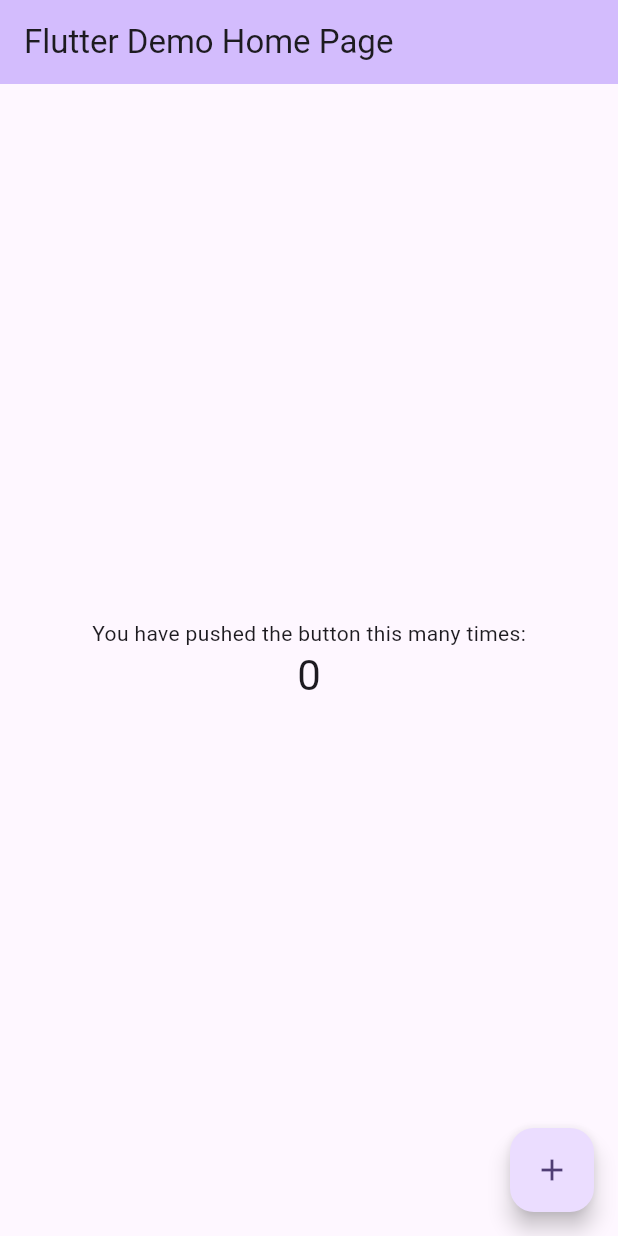
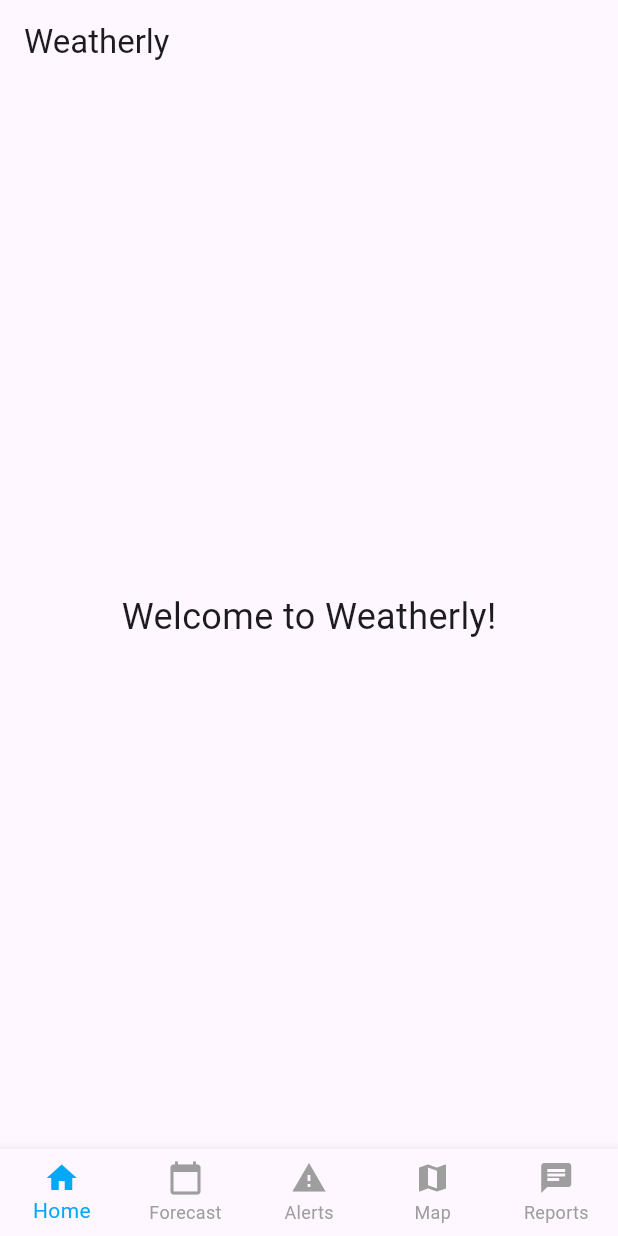
Before and after one commit to Sharmake-gif/Weather_app, a Flutter app: the screen it shows after launch, on a phone screen of 412 x 824 dp. Run offline on Flutter 3.47's test engine with Material 3 defaults, Android fonts, the phone set to English and light mode, and no system bars; our stand-ins replace firebase_core; accounts and stored records are empty.

Commit message:
added the home page and other pages now just have to add the data for the weatherly app

```diff
--- /dev/null
+++ b/lib/alerts_screen.dart
@@ -0,0 +1,11 @@
+import 'package:flutter/material.dart';
+
+class AlertsScreen extends StatelessWidget {
+  @override
+  Widget build(BuildContext context) {
+    return Scaffold(
+      appBar: AppBar(title: Text('Weatherly - Alerts')),
+      body: Center(child: Text('Weather Alerts Settings')),
+    );
+  }
+}
--- /dev/null
+++ b/lib/forecast_screen.dart
@@ -0,0 +1,11 @@
+import 'package:flutter/material.dart';
+
+class ForecastScreen extends StatelessWidget {
+  @override
+  Widget build(BuildContext context) {
+    return Scaffold(
+      appBar: AppBar(title: Text('Weatherly - Forecast')),
+      body: Center(child: Text('Hourly and 7-Day Forecast')),
+    );
+  }
+}
--- /dev/null
+++ b/lib/home_screen.dart
@@ -0,0 +1,54 @@
+import 'package:flutter/material.dart';
+import 'home_view.dart';
+import 'forecast_screen.dart';
+import 'alerts_screen.dart';
+import 'map_screen.dart';
+import 'reports_screen.dart';
+
+class HomeScreen extends StatefulWidget {
+  @override
+  _HomeScreenState createState() => _HomeScreenState();
+}
+
+class _HomeScreenState extends State<HomeScreen> {
+  int _currentIndex = 0;
+
+  final List<Widget> _screens = [
+    HomeView(),
+    ForecastScreen(),
+    AlertsScreen(),
+    MapScreen(),
+    ReportsScreen(),
+  ];
+
+  void _onTabTapped(int index) {
+    setState(() {
+      _currentIndex = index;
+    });
+  }
+
+  @override
+  Widget build(BuildContext context) {
+    return Scaffold(
+      appBar: AppBar(title: Text('Weatherly')),
+      body: _screens[_currentIndex],
+      bottomNavigationBar: BottomNavigationBar(
+        type: BottomNavigationBarType.fixed,
+        currentIndex: _currentIndex,
+        selectedItemColor: Colors.lightBlue,
+        unselectedItemColor: Colors.grey,
+        onTap: _onTabTapped,
+        items: const [
+          BottomNavigationBarItem(icon: Icon(Icons.home), label: 'Home'),
+          BottomNavigationBarItem(
+            icon: Icon(Icons.calendar_today),
+            label: 'Forecast',
+          ),
+          BottomNavigationBarItem(icon: Icon(Icons.warning), label: 'Alerts'),
+          BottomNavigationBarItem(icon: Icon(Icons.map), label: 'Map'),
+          BottomNavigationBarItem(icon: Icon(Icons.chat), label: 'Reports'),
+        ],
+      ),
+    );
+  }
+}
--- /dev/null
+++ b/lib/home_view.dart
@@ -0,0 +1,10 @@
+import 'package:flutter/material.dart';
+
+class HomeView extends StatelessWidget {
+  @override
+  Widget build(BuildContext context) {
+    return Center(
+      child: Text('Welcome to Weatherly!', style: TextStyle(fontSize: 24)),
+    );
+  }
+}
--- a/lib/main.dart
+++ b/lib/main.dart
@@ -1,122 +1,18 @@
 import 'package:flutter/material.dart';
+import 'home_screen.dart';
 
 void main() {
-  runApp(const MyApp());
+  runApp(MyApp());
 }
 
 class MyApp extends StatelessWidget {
-  const MyApp({super.key});
-
-  // This widget is the root of your application.
   @override
   Widget build(BuildContext context) {
     return MaterialApp(
-      title: 'Flutter Demo',
-      theme: ThemeData(
-        // This is the theme of your application.
-        //
-        // TRY THIS: Try running your application with "flutter run". You'll see
-        // the application has a purple toolbar. Then, without quitting the app,
-        // try changing the seedColor in the colorScheme below to Colors.green
-        // and then invoke "hot reload" (save your changes or press the "hot
-        // reload" button in a Flutter-supported IDE, or press "r" if you used
-        // the command line to start the app).
-        //
-        // Notice that the counter didn't reset back to zero; the application
-        // state is not lost during the reload. To reset the state, use hot
-        // restart instead.
-        //
-        // This works for code too, not just values: Most code changes can be
-        // tested with just a hot reload.
-        colorScheme: ColorScheme.fromSeed(seedColor: Colors.deepPurple),
-      ),
-      home: const MyHomePage(title: 'Flutter Demo Home Page'),
+      title: 'Weatherly',
+      debugShowCheckedModeBanner: false,
+      theme: ThemeData(primarySwatch: Colors.lightBlue),
+      home: HomeScreen(),
     );
   }
 }
-
-class MyHomePage extends StatefulWidget {
-  const MyHomePage({super.key, required this.title});
-
-  // This widget is the home page of your application. It is stateful, meaning
-  // that it has a State object (defined below) that contains fields that affect
-  // how it looks.
-
-  // This class is the configuration for the state. It holds the values (in this
-  // case the title) provided by the parent (in this case the App widget) and
-  // used by the build method of the State. Fields in a Widget subclass are
-  // always marked "final".
-
-  final String title;
-
-  @override
-  State<MyHomePage> createState() => _MyHomePageState();
-}
-
-class _MyHomePageState extends State<MyHomePage> {
-  int _counter = 0;
-
-  void _incrementCounter() {
-    setState(() {
-      // This call to setState tells the Flutter framework that something has
-      // changed in this State, which causes it to rerun the build method below
-      // so that the display can reflect the updated values. If we changed
-      // _counter without calling setState(), then the build method would not be
-      // called again, and so nothing would appear to happen.
-      _counter++;
-    });
-  }
-
-  @override
-  Widget build(BuildContext context) {
-    // This method is rerun every time setState is called, for instance as done
-    // by the _incrementCounter method above.
-    //
-    // The Flutter framework has been optimized to make rerunning build methods
-    // fast, so that you can just rebuild anything that needs updating rather
-    // than having to individually change instances of widgets.
-    return Scaffold(
-      appBar: AppBar(
-        // TRY THIS: Try changing the color here to a specific color (to
-        // Colors.amber, perhaps?) and trigger a hot reload to see the AppBar
-        // change color while the other colors stay the same.
-        backgroundColor: Theme.of(context).colorScheme.inversePrimary,
-        // Here we take the value from the MyHomePage object that was created by
-        // the App.build method, and use it to set our appbar title.
-        title: Text(widget.title),
-      ),
-      body: Center(
-        // Center is a layout widget. It takes a single child and positions it
-        // in the middle of the parent.
-        child: Column(
-          // Column is also a layout widget. It takes a list of children and
-          // arranges them vertically. By default, it sizes itself to fit its
-          // children horizontally, and tries to be as tall as its parent.
-          //
-          // Column has various properties to control how it sizes itself and
-          // how it positions its children. Here we use mainAxisAlignment to
-          // center the children vertically; the main axis here is the vertical
-          // axis because Columns are vertical (the cross axis would be
-          // horizontal).
-          //
-          // TRY THIS: Invoke "debug painting" (choose the "Toggle Debug Paint"
-          // action in the IDE, or press "p" in the console), to see the
-          // wireframe for each widget.
-          mainAxisAlignment: MainAxisAlignment.center,
-          children: <Widget>[
-            const Text('You have pushed the button this many times:'),
-            Text(
-              '$_counter',
-              style: Theme.of(context).textTheme.headlineMedium,
-            ),
-          ],
-        ),
-      ),
-      floatingActionButton: FloatingActionButton(
-        onPressed: _incrementCounter,
-        tooltip: 'Increment',
-        child: const Icon(Icons.add),
-      ), // This trailing comma makes auto-formatting nicer for build methods.
-    );
-  }
-}
--- /dev/null
+++ b/lib/map_screen.dart
@@ -0,0 +1,11 @@
+import 'package:flutter/material.dart';
+
+class MapScreen extends StatelessWidget {
+  @override
+  Widget build(BuildContext context) {
+    return Scaffold(
+      appBar: AppBar(title: Text('Weatherly - Radar Map')),
+      body: Center(child: Text('Real-time Radar/Satellite Map')),
+    );
+  }
+}
--- /dev/null
+++ b/lib/reports_screen.dart
@@ -0,0 +1,11 @@
+import 'package:flutter/material.dart';
+
+class ReportsScreen extends StatelessWidget {
+  @override
+  Widget build(BuildContext context) {
+    return Scaffold(
+      appBar: AppBar(title: Text('Weatherly - Community Reports')),
+      body: Center(child: Text('User Weather Reports')),
+    );
+  }
+}
--- /dev/null
+++ b/lib/weather_service.dart
@@ -0,0 +1,3 @@
+class WeatherService {
+  // TODO: Connect to OpenWeatherMap API
+}
```
Also changed, not shown: lib/postcard_screen.dart (added, +11 -0 lines), lib/settings_screen.dart (added, +11 -0 lines), lib/splash_screen.dart (added, +20 -0 lines), lib/themes_screen.dart (added, +11 -0 lines), pubspec.yaml (+10 -0 lines), firebase.json (added), lib/firebase_options.dart (added), pubspec.lock, 16 other files.
